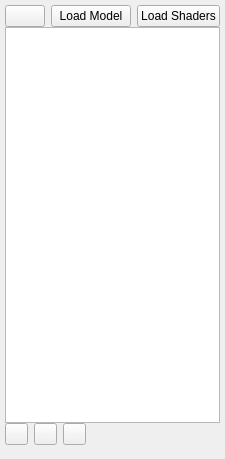
shooshx/kawaiigl, file ProjBrowser.ui: the form before one commit.
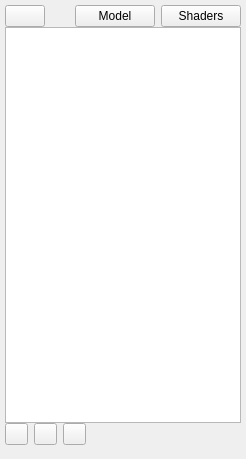
The form after the commit. Icons and pictures are not drawn. Custom widgets are drawn as their Qt base class.

```diff
--- a/ProjBrowser.ui
+++ b/ProjBrowser.ui
@@ -6,7 +6,7 @@
    <rect>
     <x>0</x>
     <y>0</y>
-    <width>211</width>
+    <width>246</width>
     <height>459</height>
    </rect>
   </property>
@@ -64,7 +64,7 @@
         </size>
        </property>
        <property name="text">
-        <string>Load Model</string>
+        <string>Model</string>
        </property>
       </widget>
      </item>
@@ -77,7 +77,7 @@
         </size>
        </property>
        <property name="text">
-        <string>Load Shaders</string>
+        <string>Shaders</string>
        </property>
       </widget>
      </item>
```
